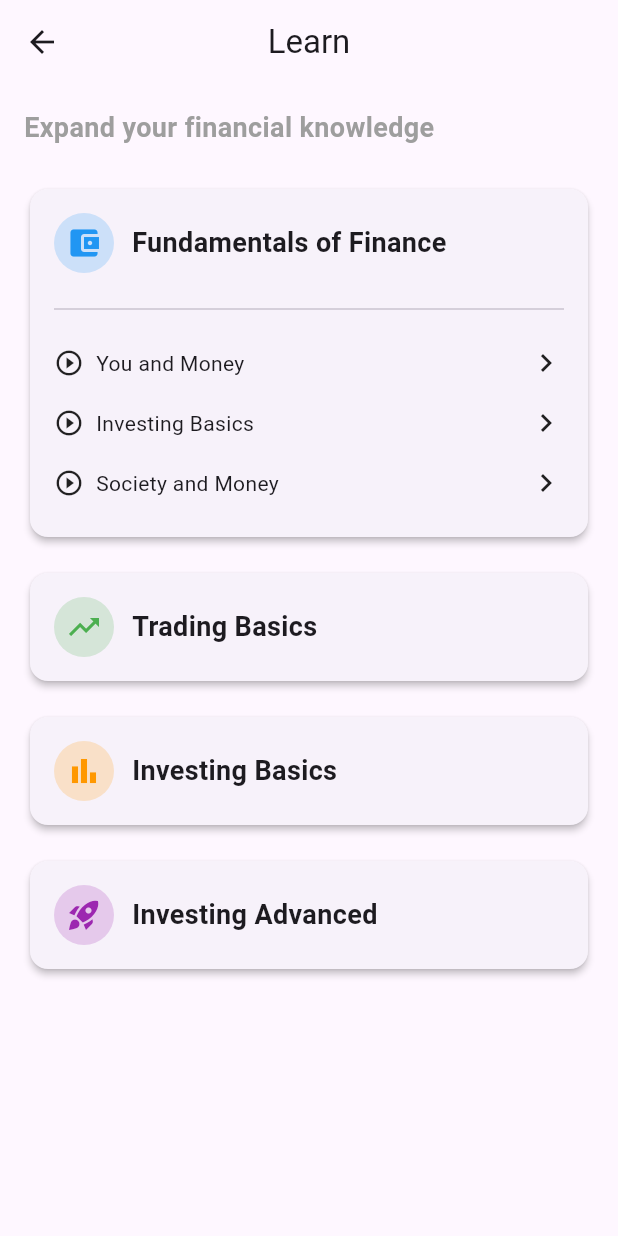
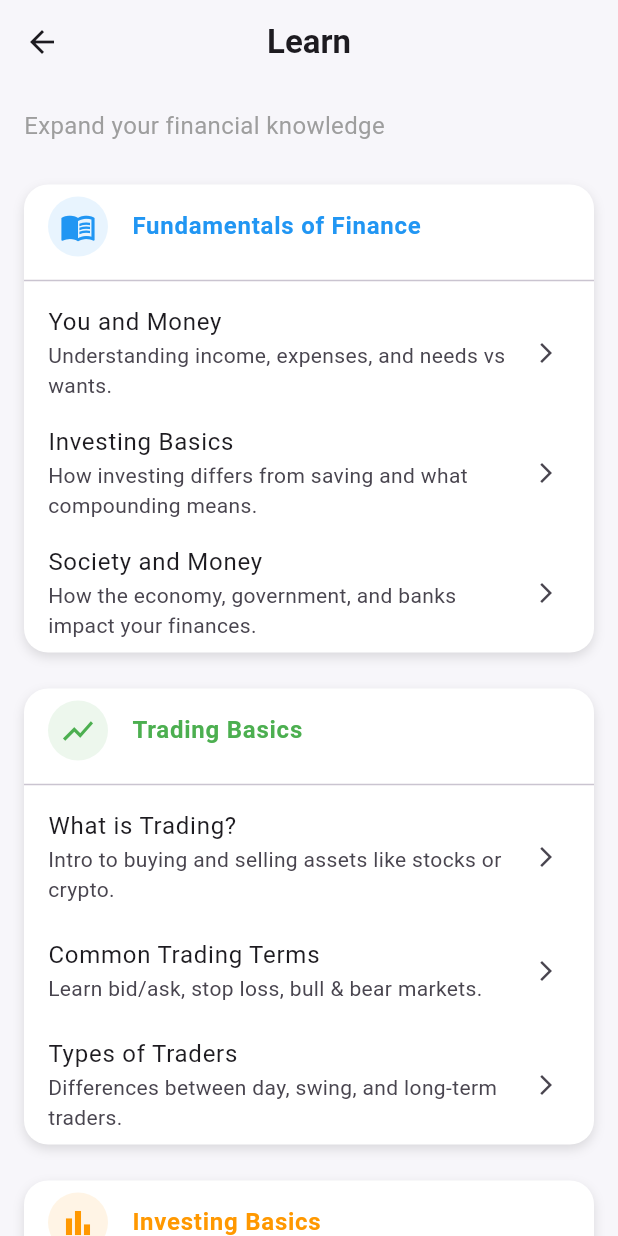
Before and after one commit to ngohainnam/Finney-Financial-Management-App, a Flutter app: the Learn screen opened directly, on a phone screen of 412 x 824 dp. Run offline on Flutter 3.47's test engine with Material 3 defaults, Android fonts, the phone set to English and light mode, and no system bars; our stand-ins replace cloud_firestore, dash_chat_2, firebase_auth, firebase_core, fl_chart, flutter_gemini and 7 more; accounts and stored records are empty; generated files the repository leaves out were written again; Roboto replaces fonts that are missing (Poppins).

```diff
--- a/lib/pages/5-learn/learn.dart
+++ b/lib/pages/5-learn/learn.dart
@@ -3,6 +3,8 @@ import 'package:finney/assets/widgets/common/app_navbar.dart';
 import 'package:finney/pages/5-learn/widgets/section_card.dart';
 import 'package:finney/assets/theme/app_color.dart';
 import 'package:finney/pages/2-chatbot/chatbot.dart';
+
+//import 'package:flutter/material.dart';
 
 class Learn extends StatelessWidget {
   const Learn({super.key});
@@ -10,122 +12,189 @@ class Learn extends StatelessWidget {
   @override
   Widget build(BuildContext context) {
     return Scaffold(
+      backgroundColor: const Color(0xFFF7F6FA),
       appBar: AppBar(
-        title: const Text('Learn'),
+        backgroundColor: Colors.transparent,
+        elevation: 0,
+        title: const Text(
+          'Learn',
+          style: TextStyle(fontWeight: FontWeight.bold),
+        ),
         centerTitle: true,
-        elevation: 0,
       ),
-      body: SingleChildScrollView(
+      body: ListView(
         padding: const EdgeInsets.all(16.0),
-        child: Column(
-          crossAxisAlignment: CrossAxisAlignment.start,
         children: [
           const Text(
             'Expand your financial knowledge',
-              style: TextStyle(
-                fontSize: 18,
-                fontWeight: FontWeight.bold,
-                color: Colors.grey,
+            style: TextStyle(fontSize: 16, color: Colors.grey),
           ),
-            ),
-            const SizedBox(height: 24),
-            _buildSection(
+          const SizedBox(height: 16),
+          _buildSectionCard(
             context,
             title: 'Fundamentals of Finance',
-              modules: [
+            color: Colors.blue,
+            icon: Icons.menu_book,
+            topics: [
+              _Topic(
                 'You and Money',
+                "Understanding income, expenses, and needs vs wants.",
+              ),
+              _Topic(
                 'Investing Basics',
+                "How investing differs from saving and what compounding means.",
+              ),
+              _Topic(
                 'Society and Money',
-              ],
-              icon: Icons.account_balance_wallet,
-              color: Colors.blue,
-            ),
-            const SizedBox(height: 16),
-            _buildSection(
-              context,
-              title: 'Trading Basics',
-              modules: const [],
-              icon: Icons.trending_up,
-              color: Colors.green,
-            ),
-            const SizedBox(height: 16),
-            _buildSection(
-              context,
-              title: 'Investing Basics',
-              modules: const [],
-              icon: Icons.bar_chart,
-              color: Colors.orange,
-            ),
-            const SizedBox(height: 16),
-            _buildSection(
-              context,
-              title: 'Investing Advanced',
-              modules: const [],
-              icon: Icons.rocket_launch,
-              color: Colors.purple,
+                "How the economy, government, and banks impact your finances.",
               ),
             ],
           ),
+          _buildSectionCard(
+            context,
+            title: 'Trading Basics',
+            color: Colors.green,
+            icon: Icons.show_chart,
+            topics: [
+              _Topic(
+                'What is Trading?',
+                "Intro to buying and selling assets like stocks or crypto.",
+              ),
+              _Topic(
+                'Common Trading Terms',
+                "Learn bid/ask, stop loss, bull & bear markets.",
+              ),
+              _Topic(
+                'Types of Traders',
+                "Differences between day, swing, and long-term traders.",
+              ),
+            ],
+          ),
+          _buildSectionCard(
+            context,
+            title: 'Investing Basics',
+            color: Colors.orange,
+            icon: Icons.bar_chart,
+            topics: [
+              _Topic(
+                'Why Invest Early',
+                "Benefits of long-term investing and compound interest.",
+              ),
+              _Topic(
+                'Asset Types',
+                "Stocks, bonds, ETFs, mutual funds, and crypto.",
+              ),
+              _Topic(
+                'Diversification',
+                "How spreading investments lowers your risk.",
+              ),
+            ],
+          ),
+          _buildSectionCard(
+            context,
+            title: 'Investing Advanced',
+            color: Colors.purple,
+            icon: Icons.rocket_launch,
+            topics: [
+              _Topic(
+                'Risk Management',
+                "How to evaluate and manage investment risk.",
+              ),
+              _Topic(
+                'Stock Analysis',
+                "Intro to fundamental and technical analysis.",
+              ),
+              _Topic(
+                'Building a Portfolio',
+                "Create a mix of growth, value, and dividend stocks.",
+              ),
+            ],
+          ),
+        ],
       ),
     );
   }
 
-  Widget _buildSection(
+  Widget _buildSectionCard(
     BuildContext context, {
     required String title,
-    required List<String> modules,
+    required Color color,
     required IconData icon,
-    required Color color,
+    required List<_Topic> topics,
   }) {
-    return Card(
-      elevation: 2,
-      shape: RoundedRectangleBorder(borderRadius: BorderRadius.circular(12)),
-      child: Padding(
-        padding: const EdgeInsets.all(16.0),
+    return Container(
+      margin: const EdgeInsets.symmetric(vertical: 12),
+      decoration: BoxDecoration(
+        color: Colors.white,
+        borderRadius: BorderRadius.circular(16),
+        boxShadow: [
+          BoxShadow(
+            color: Colors.black12,
+            blurRadius: 6,
+            offset: const Offset(0, 3),
+          ),
+        ],
+      ),
       child: Column(
-          crossAxisAlignment: CrossAxisAlignment.start,
         children: [
-            Row(
-              children: [
-                Container(
-                  padding: const EdgeInsets.all(8),
-                  decoration: BoxDecoration(
-                    color: color.withOpacity(0.2),
-                    shape: BoxShape.circle,
-                  ),
+          ListTile(
+            leading: CircleAvatar(
+              backgroundColor: color.withOpacity(0.1),
               child: Icon(icon, color: color),
             ),
-                const SizedBox(width: 12),
-                Text(
+            title: Text(
               title,
-                  style: const TextStyle(
-                    fontSize: 18,
-                    fontWeight: FontWeight.bold,
+              style: TextStyle(fontWeight: FontWeight.bold, color: color),
+            ),
+          ),
+          const Divider(),
+          ...topics.map(
+            (t) => ListTile(
+              title: Text(t.title),
+              subtitle: Text(t.description),
+              trailing: const Icon(Icons.arrow_forward_ios, size: 16),
+              onTap:
+                  () => Navigator.push(
+                    context,
+                    MaterialPageRoute(
+                      builder:
+                          (_) => LearnDetailPage(
+                            title: t.title,
+                            content: t.description,
+                          ),
+                    ),
+                  ),
             ),
           ),
         ],
       ),
-            if (modules.isNotEmpty) ...[
-              const SizedBox(height: 16),
-              const Divider(),
-              const SizedBox(height: 8),
-              ...modules.map(
-                (module) => Padding(
-                  padding: const EdgeInsets.symmetric(vertical: 8.0),
-                  child: Row(
-                    children: [
-                      const Icon(Icons.play_circle_outline, size: 20),
-                      const SizedBox(width: 8),
-                      Text(module),
-                      const Spacer(),
-                      const Icon(Icons.chevron_right),
-                    ],
-                  ),
-                ),
-              ),
-            ],
-          ],
-        ),
+    );
+  }
+}
+
+class _Topic {
+  final String title;
+  final String description;
+  _Topic(this.title, this.description);
+}
+
+class LearnDetailPage extends StatelessWidget {
+  final String title;
+  final String content;
+
+  const LearnDetailPage({
+    super.key,
+    required this.title,
+    required this.content,
+  });
+
+  @override
+  Widget build(BuildContext context) {
+    return Scaffold(
+      appBar: AppBar(title: Text(title)),
+      body: Padding(
+        padding: const EdgeInsets.all(16.0),
+        child: Text(content, style: const TextStyle(fontSize: 16, height: 1.5)),
       ),
     );
   }
```
Also changed, not shown: lib/pages/3-dashboard/models/saving_goal_model.dart (added, +47 -0 lines), lib/pages/3-dashboard/services/saving_goal_service.dart (added, +30 -0 lines), lib/pages/3-dashboard/transaction/add_saving/add_edit_goal_page.dart (added, +237 -0 lines), lib/pages/3-dashboard/transaction/add_saving/saving_goal_page.dart (+77 -0 lines), lib/pages/3-dashboard/widgets/goal_card.dart (added, +80 -0 lines), lib/pages/3-dashboard/widgets/navigation_tiles.dart (+9 -2 lines). Lines whose indentation alone changed are shown as unchanged.
